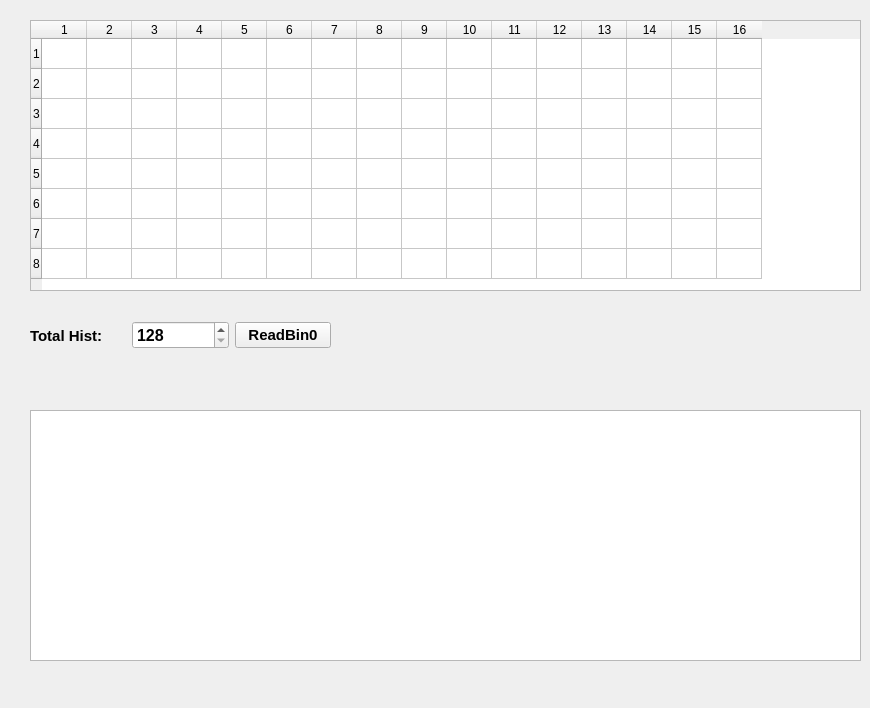
hooloong/gitpython, file twoFirst01/DimmingDebugger_Readback_SX7B/Hist_Bin0_res.ui: the form before one commit.
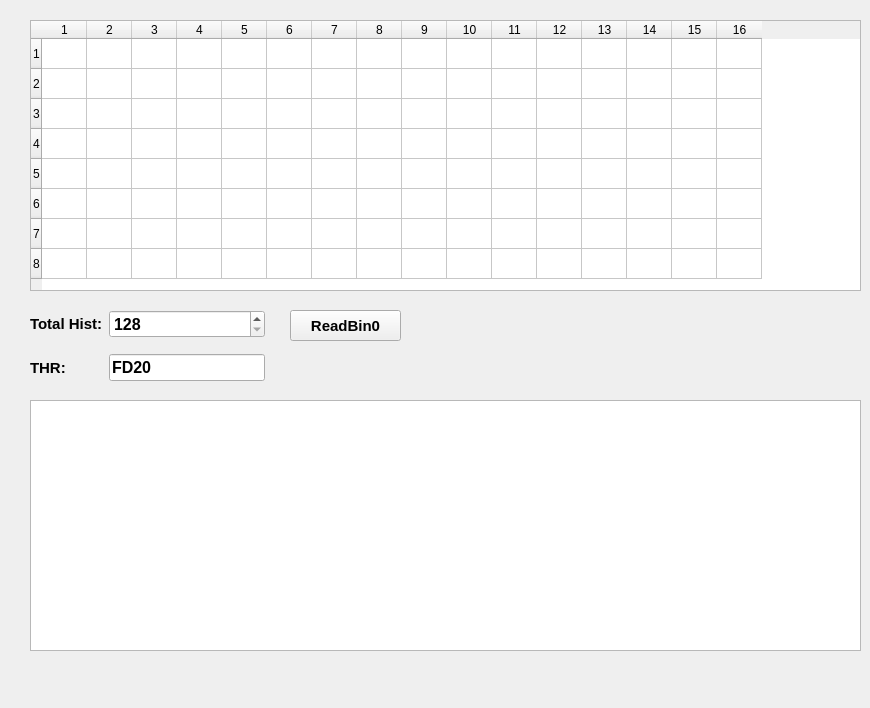
The form after the commit.

Patch:
```diff
--- a/twoFirst01/DimmingDebugger_Readback_SX7B/Hist_Bin0_res.ui
+++ b/twoFirst01/DimmingDebugger_Readback_SX7B/Hist_Bin0_res.ui
@@ -84,7 +84,7 @@
    <property name="geometry">
     <rect>
      <x>30</x>
-     <y>410</y>
+     <y>400</y>
      <width>831</width>
      <height>251</height>
     </rect>
@@ -94,13 +94,13 @@
    <property name="geometry">
     <rect>
      <x>30</x>
-     <y>310</y>
-     <width>301</width>
-     <height>51</height>
+     <y>300</y>
+     <width>235</width>
+     <height>91</height>
     </rect>
    </property>
-   <layout class="QHBoxLayout" name="horizontalLayout">
-    <item>
+   <layout class="QGridLayout" name="gridLayout">
+    <item row="0" column="0">
      <widget class="QLabel" name="label">
       <property name="font">
        <font>
@@ -114,7 +114,21 @@
       </property>
      </widget>
     </item>
-    <item>
+    <item row="1" column="0">
+     <widget class="QLabel" name="label_2">
+      <property name="font">
+       <font>
+        <pointsize>11</pointsize>
+        <weight>75</weight>
+        <bold>true</bold>
+       </font>
+      </property>
+      <property name="text">
+       <string>THR:</string>
+      </property>
+     </widget>
+    </item>
+    <item row="0" column="1">
      <widget class="QSpinBox" name="spinBox_HistDataSelect">
       <property name="font">
        <font>
@@ -134,22 +148,48 @@
       </property>
      </widget>
     </item>
-    <item>
-     <widget class="QPushButton" name="pushButton_readHist">
+    <item row="1" column="1">
+     <widget class="QLineEdit" name="lineEdit">
       <property name="font">
        <font>
-        <pointsize>11</pointsize>
+        <pointsize>12</pointsize>
         <weight>75</weight>
         <bold>true</bold>
        </font>
       </property>
       <property name="text">
-       <string>ReadBin0</string>
+       <string>FD20</string>
+      </property>
+      <property name="maxLength">
+       <number>5</number>
+      </property>
+      <property name="echoMode">
+       <enum>QLineEdit::Normal</enum>
       </property>
      </widget>
     </item>
    </layout>
   </widget>
+  <widget class="QPushButton" name="pushButton_readHist">
+   <property name="geometry">
+    <rect>
+     <x>290</x>
+     <y>310</y>
+     <width>111</width>
+     <height>31</height>
+    </rect>
+   </property>
+   <property name="font">
+    <font>
+     <pointsize>11</pointsize>
+     <weight>75</weight>
+     <bold>true</bold>
+    </font>
+   </property>
+   <property name="text">
+    <string>ReadBin0</string>
+   </property>
+  </widget>
  </widget>
  <resources/>
  <connections/>
```
Left out of the diff: 2 changed lines with no effect on the pictures.
